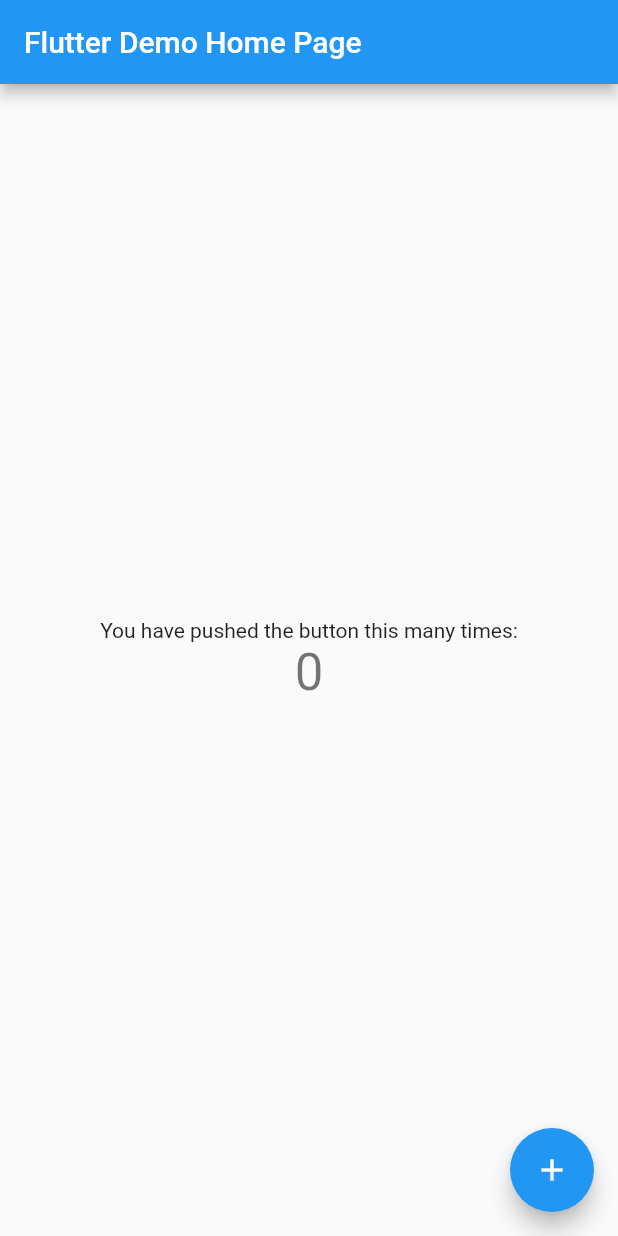
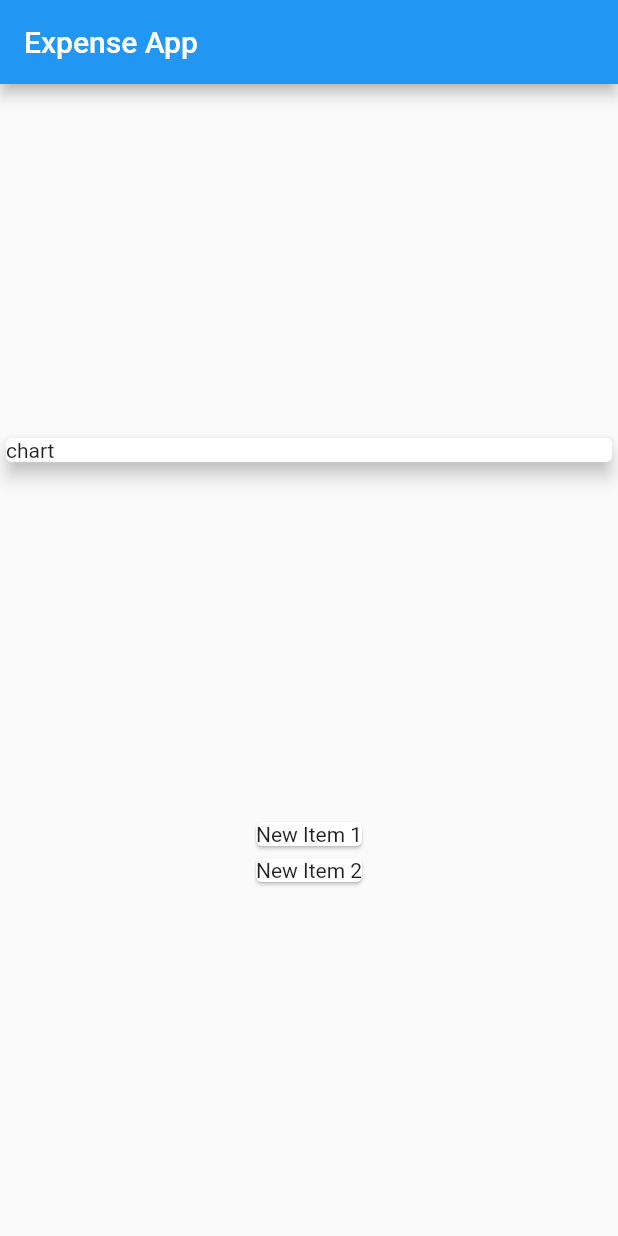
Before and after one commit to bastolasuraj/learningDarrt, a Flutter app: the screen it shows after launch, on a phone screen of 412 x 824 dp. Run offline on Flutter 3.47's test engine with Material 2 defaults, Android fonts, the phone set to English and light mode, and no system bars.

Commit message:
A Simple Expense App created by a Flutter Learner

```diff
--- a/lib/main.dart
+++ b/lib/main.dart
@@ -1,117 +1,56 @@
-import 'package:flutter/material.dart';
+import "package:flutter/material.dart";
+import './transactions.dart';
 
-void main() {
-  runApp(MyApp());
+void main() => runApp(ExpenseApp());
+
+class ExpenseApp extends StatelessWidget {
+  @override
+  Widget build(BuildContext context) {
+    return MaterialApp(title: "Expense App", home: ExpenseAppHome());
+  }
 }
 
-class MyApp extends StatelessWidget {
-  // This widget is the root of your application.
+class ExpenseAppHome extends StatelessWidget {
+  final List<Transaction> transactions = [
+    Transaction(
+      id: "t1",
+      title: "New Item 1",
+      amount: 79.99,
+      date: DateTime.now(),
+    ),
+    Transaction(
+      id: "t2",
+      title: "New Item 2",
+      amount: 69.99,
+      date: DateTime.now(),
+    ),
+  ];
+
   @override
   Widget build(BuildContext context) {
-    return MaterialApp(
-      title: 'Flutter Demo',
-      theme: ThemeData(
-        // This is the theme of your application.
-        //
-        // Try running your application with "flutter run". You'll see the
-        // application has a blue toolbar. Then, without quitting the app, try
-        // changing the primarySwatch below to Colors.green and then invoke
-        // "hot reload" (press "r" in the console where you ran "flutter run",
-        // or simply save your changes to "hot reload" in a Flutter IDE).
-        // Notice that the counter didn't reset back to zero; the application
-        // is not restarted.
-        primarySwatch: Colors.blue,
-        // This makes the visual density adapt to the platform that you run
-        // the app on. For desktop platforms, the controls will be smaller and
-        // closer together (more dense) than on mobile platforms.
-        visualDensity: VisualDensity.adaptivePlatformDensity,
+    return Scaffold(
+      appBar: AppBar(
+        title: Text("Expense App"),
       ),
-      home: MyHomePage(title: 'Flutter Demo Home Page'),
+      body: Column(
+        mainAxisAlignment: MainAxisAlignment.spaceEvenly,
+        crossAxisAlignment: CrossAxisAlignment.stretch,
+        children: <Widget>[
+          Container(
+            width: double.infinity,
+            child: Card(
+              child: Text("chart"),
+              elevation: 5,
+            ),
+          ),
+          Column(
+              children: transactions.map((tx) {
+            return Card(
+              child: Text(tx.title),
+            );
+          }).toList())
+        ],
+      ),
     );
   }
 }
-
-class MyHomePage extends StatefulWidget {
-  MyHomePage({Key key, this.title}) : super(key: key);
-
-  // This widget is the home page of your application. It is stateful, meaning
-  // that it has a State object (defined below) that contains fields that affect
-  // how it looks.
-
-  // This class is the configuration for the state. It holds the values (in this
-  // case the title) provided by the parent (in this case the App widget) and
-  // used by the build method of the State. Fields in a Widget subclass are
-  // always marked "final".
-
-  final String title;
-
-  @override
-  _MyHomePageState createState() => _MyHomePageState();
-}
-
-class _MyHomePageState extends State<MyHomePage> {
-  int _counter = 0;
-
-  void _incrementCounter() {
-    setState(() {
-      // This call to setState tells the Flutter framework that something has
-      // changed in this State, which causes it to rerun the build method below
-      // so that the display can reflect the updated values. If we changed
-      // _counter without calling setState(), then the build method would not be
-      // called again, and so nothing would appear to happen.
-      _counter++;
-    });
-  }
-
-  @override
-  Widget build(BuildContext context) {
-    // This method is rerun every time setState is called, for instance as done
-    // by the _incrementCounter method above.
-    //
-    // The Flutter framework has been optimized to make rerunning build methods
-    // fast, so that you can just rebuild anything that needs updating rather
-    // than having to individually change instances of widgets.
-    return Scaffold(
-      appBar: AppBar(
-        // Here we take the value from the MyHomePage object that was created by
-        // the App.build method, and use it to set our appbar title.
-        title: Text(widget.title),
-      ),
-      body: Center(
-        // Center is a layout widget. It takes a single child and positions it
-        // in the middle of the parent.
-        child: Column(
-          // Column is also a layout widget. It takes a list of children and
-          // arranges them vertically. By default, it sizes itself to fit its
-          // children horizontally, and tries to be as tall as its parent.
-          //
-          // Invoke "debug painting" (press "p" in the console, choose the
-          // "Toggle Debug Paint" action from the Flutter Inspector in Android
-          // Studio, or the "Toggle Debug Paint" command in Visual Studio Code)
-          // to see the wireframe for each widget.
-          //
-          // Column has various properties to control how it sizes itself and
-          // how it positions its children. Here we use mainAxisAlignment to
-          // center the children vertically; the main axis here is the vertical
-          // axis because Columns are vertical (the cross axis would be
-          // horizontal).
-          mainAxisAlignment: MainAxisAlignment.center,
-          children: <Widget>[
-            Text(
-              'You have pushed the button this many times:',
-            ),
-            Text(
-              '$_counter',
-              style: Theme.of(context).textTheme.headline4,
-            ),
-          ],
-        ),
-      ),
-      floatingActionButton: FloatingActionButton(
-        onPressed: _incrementCounter,
-        tooltip: 'Increment',
-        child: Icon(Icons.add),
-      ), // This trailing comma makes auto-formatting nicer for build methods.
-    );
-  }
-}
--- /dev/null
+++ b/lib/transactions.dart
@@ -0,0 +1,15 @@
+import 'package:flutter/foundation.dart';
+
+class Transaction {
+	final String id;
+	final String title;
+	final double amount;
+	final DateTime date;
+
+	Transaction({
+		@required this.id,
+    	@required this.title,
+    	@required this.amount,
+    	@required this.date,
+	});
+}
```
Also changed, not shown: 1 other file.
